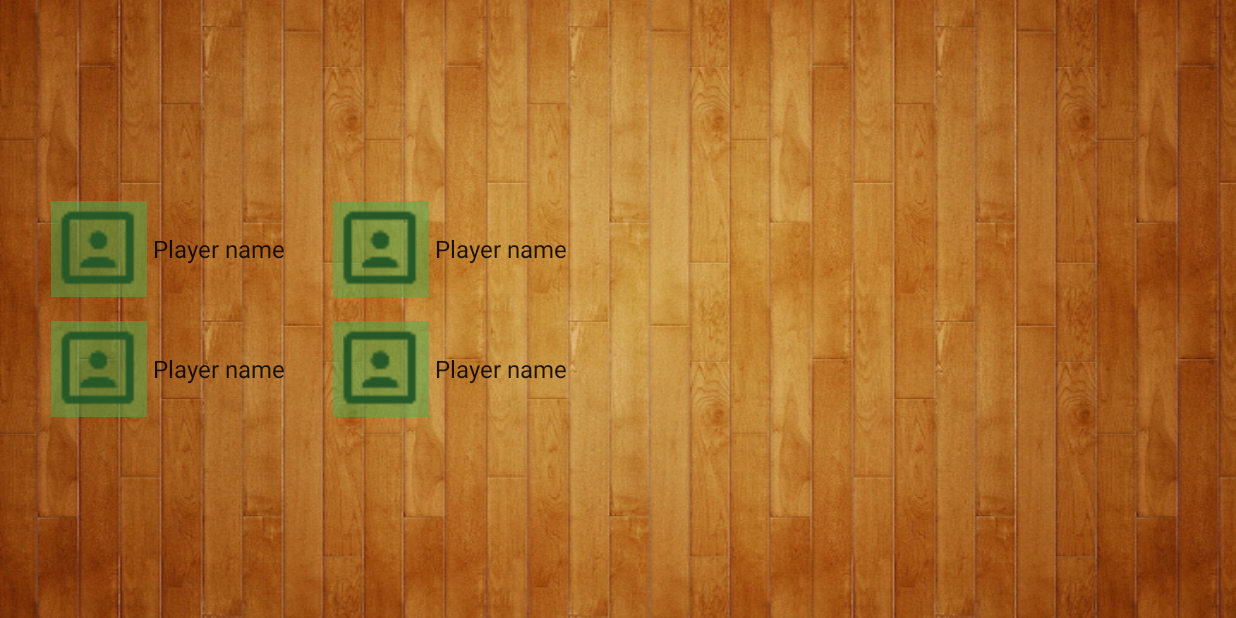
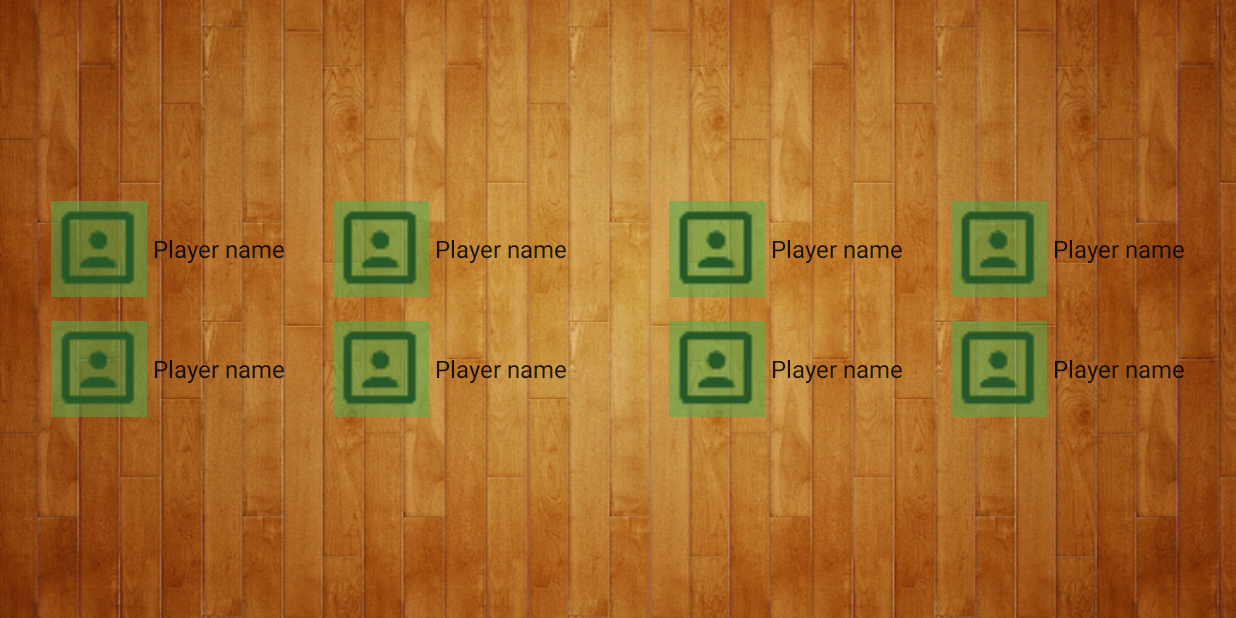
Before and after one commit to Farbklex/Lightball, an Android app: the GameInProgressActivity screen opened directly, with no data from a screen before it, on a phone screen of 824 x 412 dp (held sideways). Run offline under Robolectric (Android 15) with nearby library versions, the phone set to English and light mode, and no system bars; 14 statements that could not run were skipped.

Commit message:
Added gamestate manager. Added gamestate manager interface to trigger gamestate changes to the ui.

```diff
--- a/Android/app/src/main/AndroidManifest.xml
+++ b/Android/app/src/main/AndroidManifest.xml
@@ -12,7 +12,7 @@
 
     <application
         android:allowBackup="true"
-        android:icon="@mipmap/ic_launcher"
+        android:icon="@drawable/ic_launcher"
         android:label="@string/app_name"
         android:supportsRtl="true"
         android:theme="@style/AppTheme">
--- a/Android/app/src/main/java/io/lightball/lightball/GameInProgressActivity.java
+++ b/Android/app/src/main/java/io/lightball/lightball/GameInProgressActivity.java
@@ -9,12 +9,22 @@ import android.view.MotionEvent;
 import android.view.View;
 import android.view.MenuItem;
 import android.support.v4.app.NavUtils;
+import android.widget.TextView;
+import java.util.ArrayList;
+
+import io.lightball.lightball.entities.Player;
+import io.lightball.lightball.interfaces.GameStateInterface;
 
 /**
  * An example full-screen activity that shows and hides the system UI (i.e.
  * status bar and navigation/system bar) with user interaction.
  */
-public class GameInProgressActivity extends AppCompatActivity {
+public class GameInProgressActivity extends AppCompatActivity
+    implements GameStateInterface {
+
+    ArrayList<View> mTeam1Views;
+    ArrayList<View> mTeam2Views;
+
     /**
      * Whether or not the system UI should be auto-hidden after
      * {@link #AUTO_HIDE_DELAY_MILLIS} milliseconds.
@@ -112,6 +122,37 @@ public class GameInProgressActivity extends AppCompatActivity {
         // operations to prevent the jarring behavior of controls going away
         // while interacting with the UI.
         findViewById(R.id.dummy_button).setOnTouchListener(mDelayHideTouchListener);
+
+        //Setup team 1
+        ArrayList<Player> team1 = GameStateManager.getInstance().getTeam1();
+        Player t1p1 = team1.get(0);
+        View t1p1View = findViewById(R.id.team1Player1);
+        t1p1View.setTag(t1p1.id);
+        ((TextView)t1p1View.findViewById(R.id.player_name)).setText(t1p1.name);
+
+        //Setup team 2
+        ArrayList<Player> team2 = GameStateManager.getInstance().getTeam2();
+        Player t2p1 = team2.get(0);
+        View t2p1View = findViewById(R.id.team2Player1);
+        t1p1View.setTag(t1p1.id);
+        ((TextView)t2p1View.findViewById(R.id.player_name)).setText(t2p1.name);
+
+        fillTeamViews();
+    }
+
+    /**
+     * Finds all views of players and stores them in two arrays, one for each team.
+     */
+    private void fillTeamViews() {
+        mTeam1Views.add(findViewById(R.id.team1Player1));
+        mTeam1Views.add(findViewById(R.id.team1Player2));
+        mTeam1Views.add(findViewById(R.id.team1Player3));
+        mTeam1Views.add(findViewById(R.id.team1Player4));
+
+        mTeam1Views.add(findViewById(R.id.team2Player1));
+        mTeam1Views.add(findViewById(R.id.team2Player2));
+        mTeam1Views.add(findViewById(R.id.team2Player3));
+        mTeam1Views.add(findViewById(R.id.team2Player4));
     }
 
     @Override
@@ -177,4 +218,20 @@ public class GameInProgressActivity extends AppCompatActivity {
         mHideHandler.removeCallbacks(mHideRunnable);
         mHideHandler.postDelayed(mHideRunnable, delayMillis);
     }
+
+    @Override
+    public void setPlayerHealth(String playerId, int health) {
+        for(View v : mTeam1Views){
+            if(v.getTag().equals(playerId)){
+                if(health == 100){
+
+                }
+            };
+        }
+    }
+
+    @Override
+    public void setGameEnd(int winningTeam) {
+
+    }
 }
--- a/Android/app/src/main/java/io/lightball/lightball/SetupActivity.java
+++ b/Android/app/src/main/java/io/lightball/lightball/SetupActivity.java
@@ -70,7 +70,7 @@ public class SetupActivity extends AppCompatActivity implements TeamFragment.OnL
             teamFragment = ((TeamFragment) getSupportFragmentManager().findFragmentById(R.id.playersTeam2));
         }
         if(teamFragment != null){
-            teamFragment.addPlayerToTeam(player);
+            teamFragment.addPlayerToTeam(player, team);
             Toast.makeText(SetupActivity.this, "Player " + player.name + " added to team " + team, Toast.LENGTH_SHORT)
                     .show();
         }
--- /dev/null
+++ b/Android/app/src/main/java/io/lightball/lightball/interfaces/GameStateInterface.java
@@ -0,0 +1,11 @@
+package io.lightball.lightball.interfaces;
+
+/**
+ * Created by Alexander Hoffmann on 11.09.16.
+ * Triggers events to the UI from the {@link io.lightball.lightball.GameStateManager}
+ */
+public interface GameStateInterface{
+    void setPlayerHealth(String playerId, int health);
+
+    void setGameEnd(int winningTeam);
+}
--- a/Android/app/src/main/res/layout/activity_game_in_progress.xml
+++ b/Android/app/src/main/res/layout/activity_game_in_progress.xml
@@ -57,8 +57,38 @@
         <RelativeLayout
             android:id="@+id/team2"
             android:layout_width="0dp"
-            android:layout_height="match_parent"
-            android:layout_weight="1">
+            android:layout_height="wrap_content"
+            android:layout_weight="1"
+            android:gravity="center">
+
+            <include layout="@layout/game_player_item"
+                     android:id="@+id/team2Player1"
+                     android:layout_width="wrap_content"
+                     android:layout_height="wrap_content"
+                     android:layout_margin="8dp"
+                />
+
+            <include layout="@layout/game_player_item"
+                     android:id="@+id/team2Player2"
+                     android:layout_width="wrap_content"
+                     android:layout_height="wrap_content"
+                     android:layout_margin="8dp"
+                     android:layout_toRightOf="@+id/team2Player1"/>
+
+            <include layout="@layout/game_player_item"
+                     android:id="@+id/team2Player3"
+                     android:layout_width="wrap_content"
+                     android:layout_height="wrap_content"
+                     android:layout_margin="8dp"
+                     android:layout_below="@+id/team2Player1"/>
+
+            <include layout="@layout/game_player_item"
+                     android:id="@+id/team2Player4"
+                     android:layout_width="wrap_content"
+                     android:layout_height="wrap_content"
+                     android:layout_margin="8dp"
+                     android:layout_toRightOf="@+id/team2Player3"
+                     android:layout_below="@+id/team2Player2"/>
         </RelativeLayout>
 
 
--- a/Android/app/src/main/res/layout/game_player_item.xml
+++ b/Android/app/src/main/res/layout/game_player_item.xml
@@ -13,6 +13,13 @@
         android:layout_centerVertical="true"
         android:src="@drawable/ic_portrait_black_24dp"/>
 
+    <ImageView
+        android:id="@+id/playerHealth"
+        android:layout_width="@dimen/player_portrait_size"
+        android:layout_height="@dimen/player_portrait_size"
+        android:layout_centerVertical="true"
+        android:background="#804CAF50"/>
+
     <TextView
         android:id="@+id/player_name"
         android:layout_width="wrap_content"
@@ -23,11 +30,4 @@
         android:layout_centerVertical="true"
         android:layout_toEndOf="@+id/player_portrait"/>
 
-    <ImageView
-        android:id="@+id/playerHealth"
-        android:layout_width="@dimen/player_portrait_size"
-        android:layout_height="@dimen/player_portrait_size"
-        android:layout_centerVertical="true"
-        android:background="#804CAF50"/>
-
 </RelativeLayout>
```
Also changed, not shown: Android/app/src/main/java/io/lightball/lightball/GameStateManager.java (added, +114 -0 lines), Android/app/src/main/java/io/lightball/lightball/TeamFragment.java (+6 -3 lines), Android/app/src/main/res/drawable/ic_launcher.png (added), Android/app/src/main/res/mipmap-hdpi/ic_launcher.png (deleted), Android/app/src/main/res/mipmap-mdpi/ic_launcher.png (deleted), Android/app/src/main/res/mipmap-xhdpi/ic_launcher.png (deleted), Android/app/src/main/res/mipmap-xxhdpi/ic_launcher.png (deleted), Android/app/src/main/res/mipmap-xxxhdpi/ic_launcher.png (deleted).
